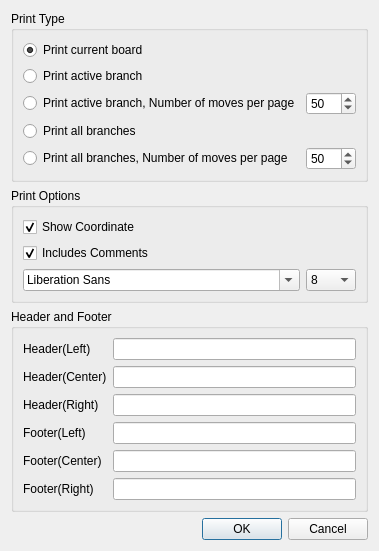
Before: the Qt Designer form printoptiondialog.ui in nullx002/mugo, drawn with Qt 5.
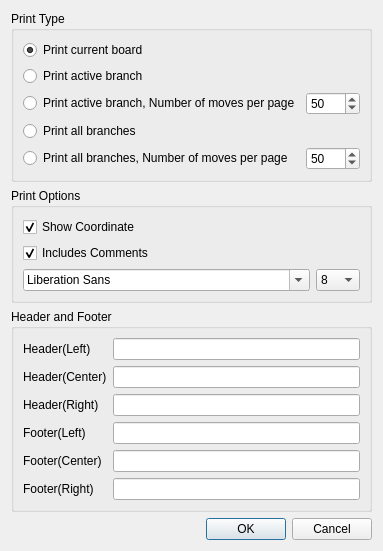
After: the same form once the commit is applied.

What changed in the file:
```diff
--- a/printoptiondialog.ui
+++ b/printoptiondialog.ui
@@ -7,7 +7,7 @@
     <x>0</x>
     <y>0</y>
     <width>376</width>
-    <height>480</height>
+    <height>503</height>
    </rect>
   </property>
   <property name="windowTitle">
@@ -48,11 +48,11 @@
         </item>
         <item>
          <widget class="QSpinBox" name="activeBranchMovesPerPage">
-          <property name="maximumSize">
-           <size>
-            <width>50</width>
-            <height>16777215</height>
-           </size>
+          <property name="sizePolicy">
+           <sizepolicy hsizetype="Fixed" vsizetype="Fixed">
+            <horstretch>0</horstretch>
+            <verstretch>0</verstretch>
+           </sizepolicy>
           </property>
           <property name="maximum">
            <number>1000</number>
@@ -82,11 +82,11 @@
         </item>
         <item>
          <widget class="QSpinBox" name="allBranchMovesPerPage">
-          <property name="maximumSize">
-           <size>
-            <width>50</width>
-            <height>16777215</height>
-           </size>
+          <property name="sizePolicy">
+           <sizepolicy hsizetype="Fixed" vsizetype="Fixed">
+            <horstretch>0</horstretch>
+            <verstretch>0</verstretch>
+           </sizepolicy>
           </property>
           <property name="maximum">
            <number>1000</number>
@@ -134,11 +134,11 @@
         </item>
         <item>
          <widget class="QComboBox" name="fontSizeComboBox">
-          <property name="maximumSize">
-           <size>
-            <width>50</width>
-            <height>16777215</height>
-           </size>
+          <property name="sizePolicy">
+           <sizepolicy hsizetype="Fixed" vsizetype="Fixed">
+            <horstretch>0</horstretch>
+            <verstretch>0</verstretch>
+           </sizepolicy>
           </property>
           <item>
            <property name="text">
```
